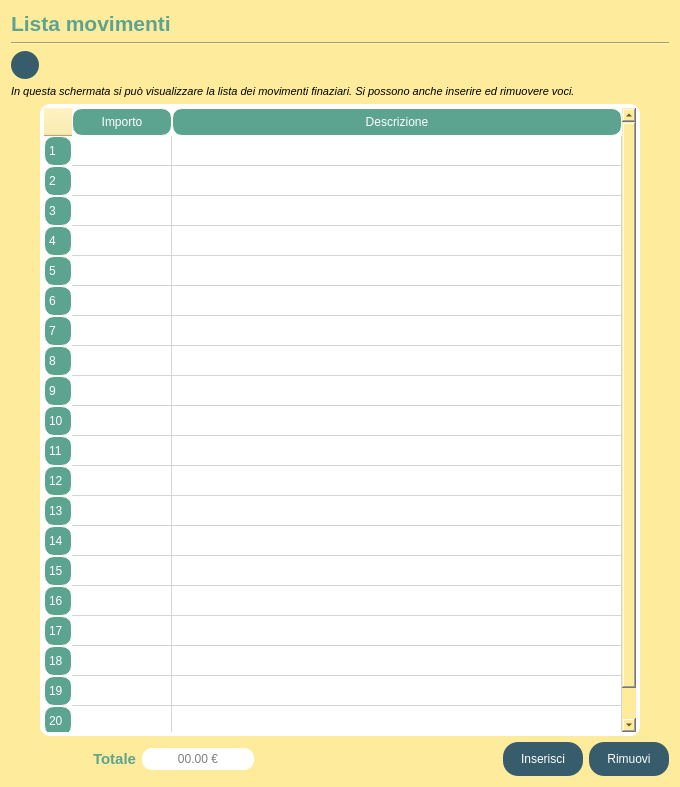
Above: spesericavi/view/Lista_Movimenti_UI2.ui from StracciaMatteo/GestioneCinema before the change. Below: the same form after it.
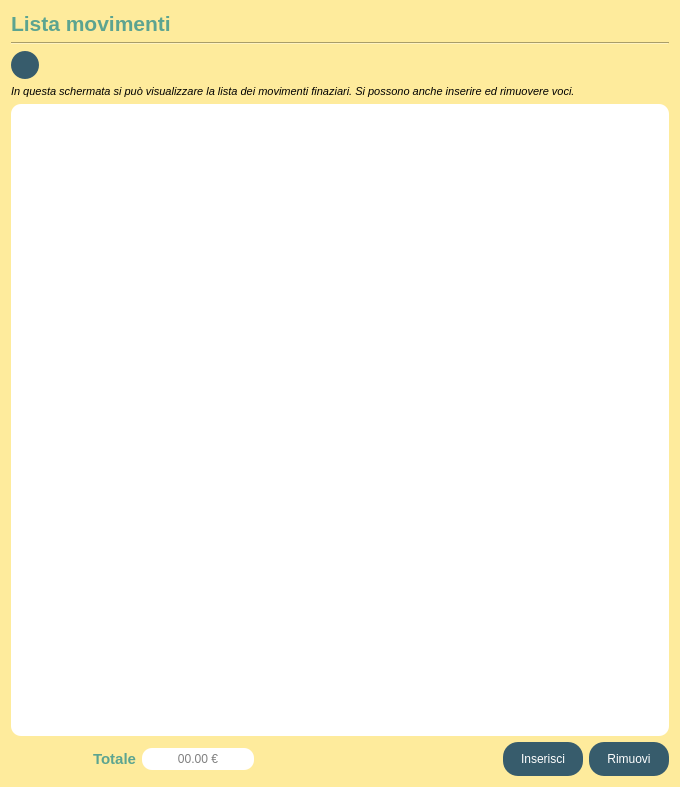
That is the form after the change. Icons and pictures are not drawn.

Commit message: Inserimento inizio Controller e Modello della Lista Movimento

```diff
--- a/spesericavi/view/Lista_Movimenti_UI2.ui
+++ b/spesericavi/view/Lista_Movimenti_UI2.ui
@@ -130,29 +130,8 @@
      </item>
     </layout>
    </item>
-   <item alignment="Qt::AlignHCenter">
-    <widget class="QTableWidget" name="table_ListaMov">
-     <property name="sizePolicy">
-      <sizepolicy hsizetype="Expanding" vsizetype="Expanding">
-       <horstretch>2</horstretch>
-       <verstretch>0</verstretch>
-      </sizepolicy>
-     </property>
-     <property name="minimumSize">
-      <size>
-       <width>600</width>
-       <height>0</height>
-      </size>
-     </property>
-     <property name="maximumSize">
-      <size>
-       <width>600</width>
-       <height>7819</height>
-      </size>
-     </property>
-     <property name="layoutDirection">
-      <enum>Qt::LeftToRight</enum>
-     </property>
+   <item>
+    <widget class="QTableView" name="tableView">
      <property name="styleSheet">
       <string notr="true">QWidget {
 background-color: rgb(255, 255, 255);
@@ -198,119 +177,6 @@
 border: 2px solid #fffff8;
 }</string>
      </property>
-     <attribute name="horizontalHeaderStretchLastSection">
-      <bool>true</bool>
-     </attribute>
-     <row>
-      <property name="text">
-       <string>1</string>
-      </property>
-     </row>
-     <row>
-      <property name="text">
-       <string>2</string>
-      </property>
-     </row>
-     <row>
-      <property name="text">
-       <string>3</string>
-      </property>
-     </row>
-     <row>
-      <property name="text">
-       <string>4</string>
-      </property>
-     </row>
-     <row>
-      <property name="text">
-       <string>5</string>
-      </property>
-     </row>
-     <row>
-      <property name="text">
-       <string>6</string>
-      </property>
-     </row>
-     <row>
-      <property name="text">
-       <string>7</string>
-      </property>
-     </row>
-     <row>
-      <property name="text">
-       <string>8</string>
-      </property>
-     </row>
-     <row>
-      <property name="text">
-       <string>9</string>
-      </property>
-     </row>
-     <row>
-      <property name="text">
-       <string>10</string>
-      </property>
-     </row>
-     <row>
-      <property name="text">
-       <string>11</string>
-      </property>
-     </row>
-     <row>
-      <property name="text">
-       <string>12</string>
-      </property>
-     </row>
-     <row>
-      <property name="text">
-       <string>13</string>
-      </property>
-     </row>
-     <row>
-      <property name="text">
-       <string>14</string>
-      </property>
-     </row>
-     <row>
-      <property name="text">
-       <string>15</string>
-      </property>
-     </row>
-     <row>
-      <property name="text">
-       <string>16</string>
-      </property>
-     </row>
-     <row>
-      <property name="text">
-       <string>17</string>
-      </property>
-     </row>
-     <row>
-      <property name="text">
-       <string>18</string>
-      </property>
-     </row>
-     <row>
-      <property name="text">
-       <string>19</string>
-      </property>
-     </row>
-     <row>
-      <property name="text">
-       <string>20</string>
-      </property>
-     </row>
-     <column>
-      <property name="text">
-       <string>Importo</string>
-      </property>
-     </column>
-     <column>
-      <property name="text">
-       <string>Descrizione</string>
-      </property>
-     </column>
     </widget>
    </item>
    <item>
```
The commit also changes 6 other files.
